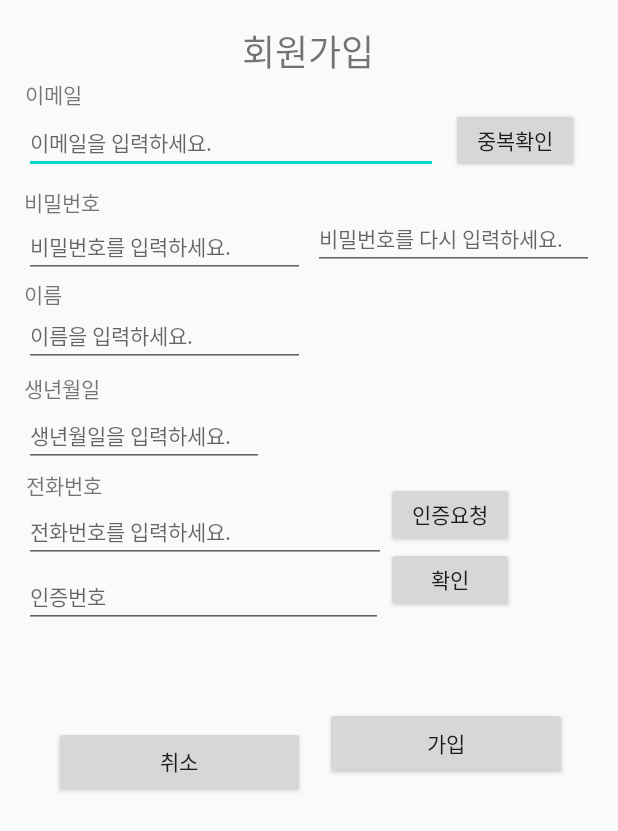
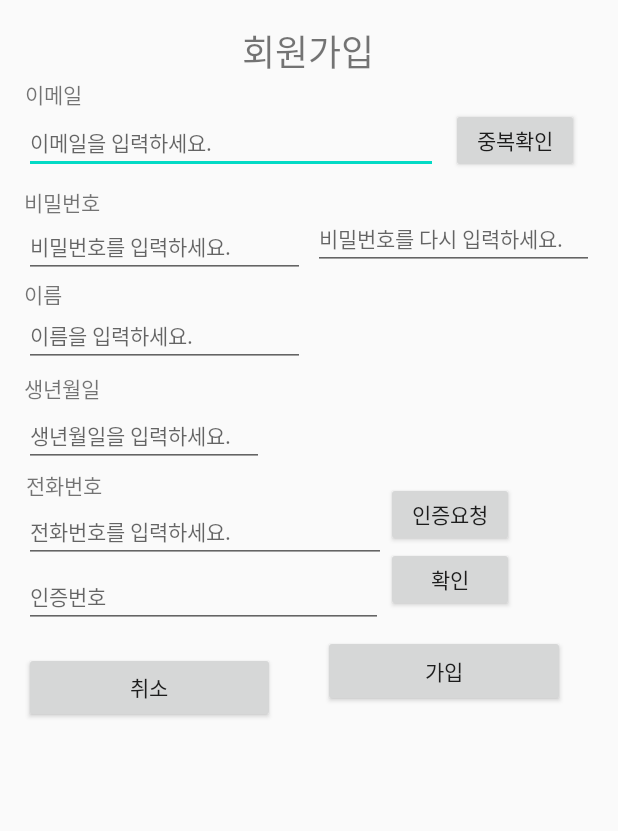
Before and after one commit to subinshin/Distance, an Android app: the layout activity_join.xml on its own in the app's theme, with its tools: preview values and no code run, on a phone screen of 412 x 824 dp. Shown: the top 831 px of the screen. Run offline under Robolectric (Android 15) with nearby library versions, the phone set to English and light mode, and no system bars.

Commit message:
[add]activity_join.xml [update]strings.xml

```diff
--- a/app/src/main/res/layout/activity_join.xml
+++ b/app/src/main/res/layout/activity_join.xml
@@ -203,9 +203,9 @@
         android:id="@+id/join_btn_cancel"
         android:layout_width="167dp"
         android:layout_height="47dp"
-        android:layout_marginStart="36dp"
-        android:layout_marginLeft="36dp"
-        android:layout_marginTop="65dp"
+        android:layout_marginStart="16dp"
+        android:layout_marginLeft="16dp"
+        android:layout_marginTop="16dp"
         android:text="@string/join_btn_cancel"
         app:layout_constraintStart_toStartOf="parent"
         app:layout_constraintTop_toBottomOf="@+id/join_et_phoneCode" />
@@ -214,9 +214,9 @@
         android:id="@+id/join_btn_join"
         android:layout_width="161dp"
         android:layout_height="48dp"
-        android:layout_marginStart="13dp"
-        android:layout_marginLeft="13dp"
-        android:layout_marginTop="63dp"
+        android:layout_marginStart="32dp"
+        android:layout_marginLeft="32dp"
+        android:layout_marginTop="15dp"
         android:text="@string/join_btn_join"
         app:layout_constraintStart_toEndOf="@+id/join_btn_cancel"
         app:layout_constraintTop_toBottomOf="@+id/join_btn_phoneCode" />
```
